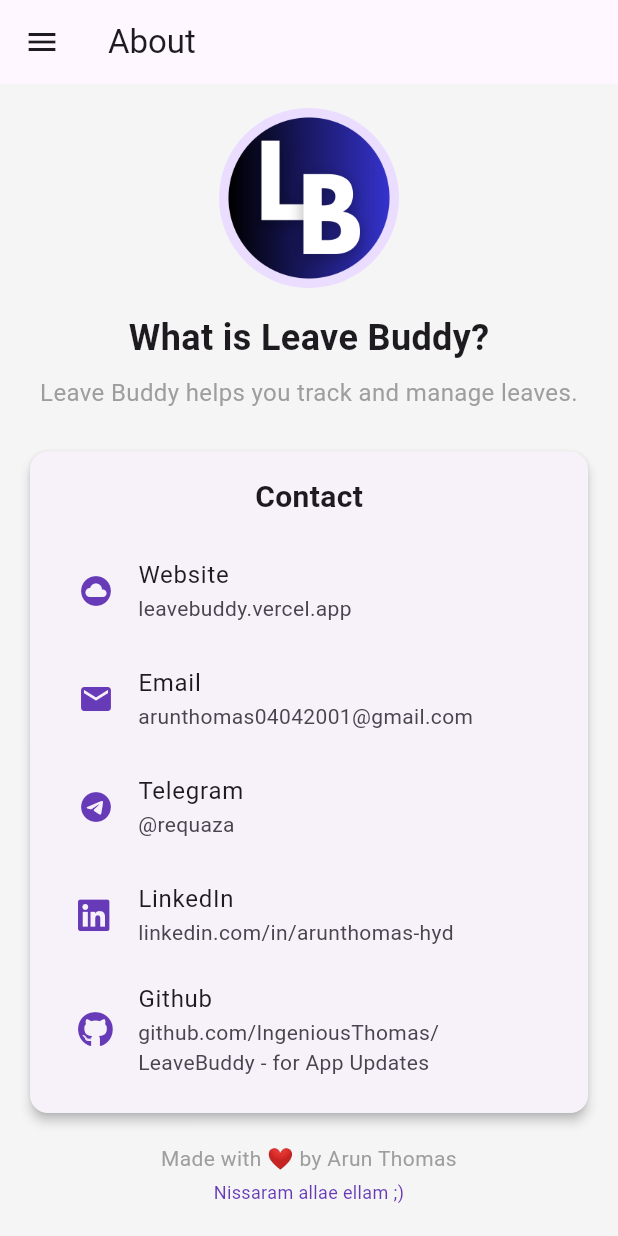
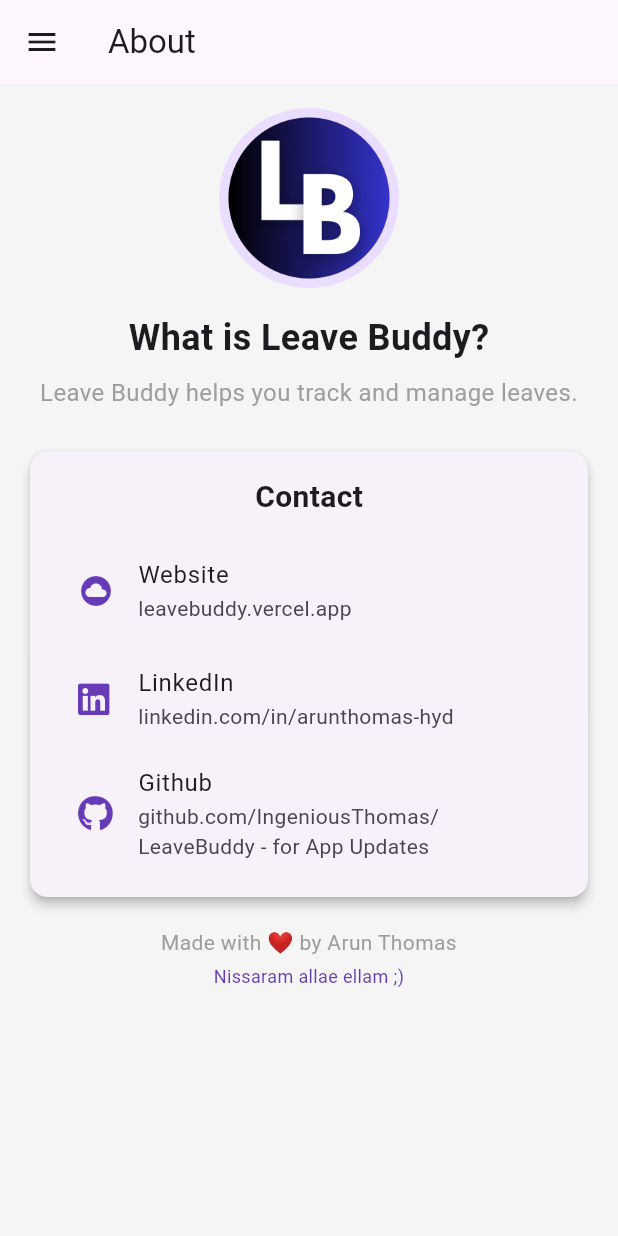
Before and after one commit to IngeniousThomas/LeaveBuddy, a Flutter app: the AboutPage screen opened by its route, on a phone screen of 412 x 824 dp. Run offline on Flutter 3.47's test engine with Material 3 defaults, Android fonts, the light colour scheme and no system bars; our stand-ins replace font_awesome_flutter, shared_preferences, table_calendar; accounts and stored records are empty.

Commit message:
Updated About

```diff
--- a/lib/pages/about_page.dart
+++ b/lib/pages/about_page.dart
@@ -81,19 +81,6 @@
                             'https://leavebuddy.vercel.app/'),
                       ),
                       ListTile(
-                        leading: const Icon(Icons.email, color: Colors.deepPurple),
-                        title: const Text('Email'),
-                        subtitle: const Text('arunthomas04042001@gmail.com'),
-                        onTap: () =>
-                            _launchURL('mailto:arunthomas04042001@gmail.com'),
-                      ),
-                      ListTile(
-                        leading: const Icon(Icons.telegram, color: Colors.deepPurple),
-                        title: const Text('Telegram'),
-                        subtitle: const Text('@requaza'),
-                        onTap: () => _launchURL('https://t.me/requaza'),
-                      ),
-                      ListTile(
                         leading: const FaIcon(FontAwesomeIcons.linkedin, color: Colors.deepPurple),
                         title: const Text('LinkedIn'),
                         subtitle: const Text('linkedin.com/in/arunthomas-hyd'),
```
Also changed, not shown: 5 other files.
